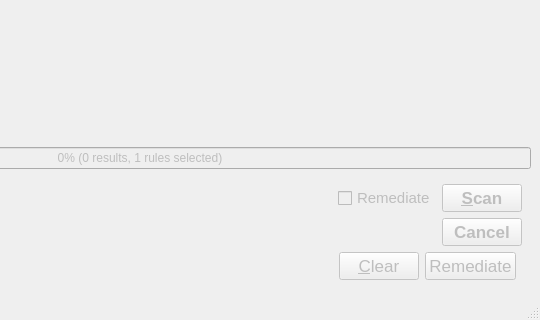
The window that ui/MainWindow.ui (OpenSCAP/scap-workbench) describes before a commit, drawn with Qt 5; both pictures show x 260 to 800 and y 330 to 650 of the 800 by 650 pixel window.
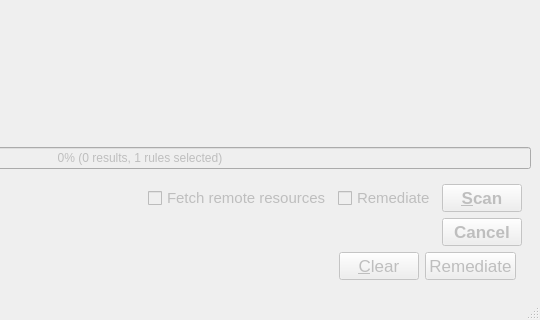
The same window after the commit. Custom widgets are drawn as their Qt base class.

Commit message: Add support for fetch remote resources

```diff
--- a/ui/MainWindow.ui
+++ b/ui/MainWindow.ui
@@ -256,6 +256,21 @@
                </property>
               </spacer>
              </item>
+             <item>
+              <widget class="QCheckBox" name="fetchRemoteResourcesCheckbox">
+               <property name="font">
+                <font>
+                 <pointsize>11</pointsize>
+                </font>
+               </property>
+               <property name="toolTip">
+                <string>&lt;html&gt;&lt;head/&gt;&lt;body&gt;&lt;p&gt;Allow download of&amp;nbsp;remote OVAL content referenced from&amp;nbsp;XCCDF by&amp;nbsp;check-content-ref/@href.&lt;/p&gt;&lt;/body&gt;&lt;/html&gt;</string>
+               </property>
+               <property name="text">
+                <string>Fetch remote resources</string>
+               </property>
+              </widget>
+             </item>
              <item>
               <widget class="QCheckBox" name="onlineRemediationCheckBox">
                <property name="font">
```
Left out of the diff: 68 changed lines with no effect on the pictures. The commit also changes 5 other files.
